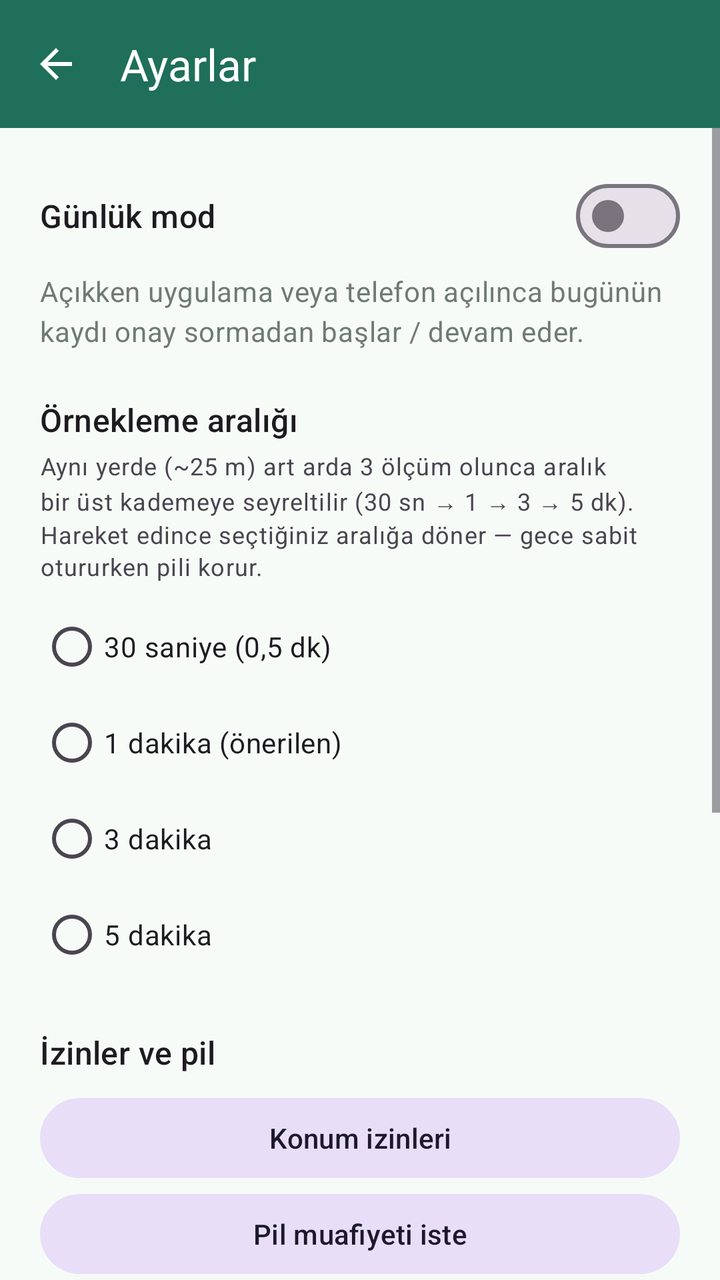
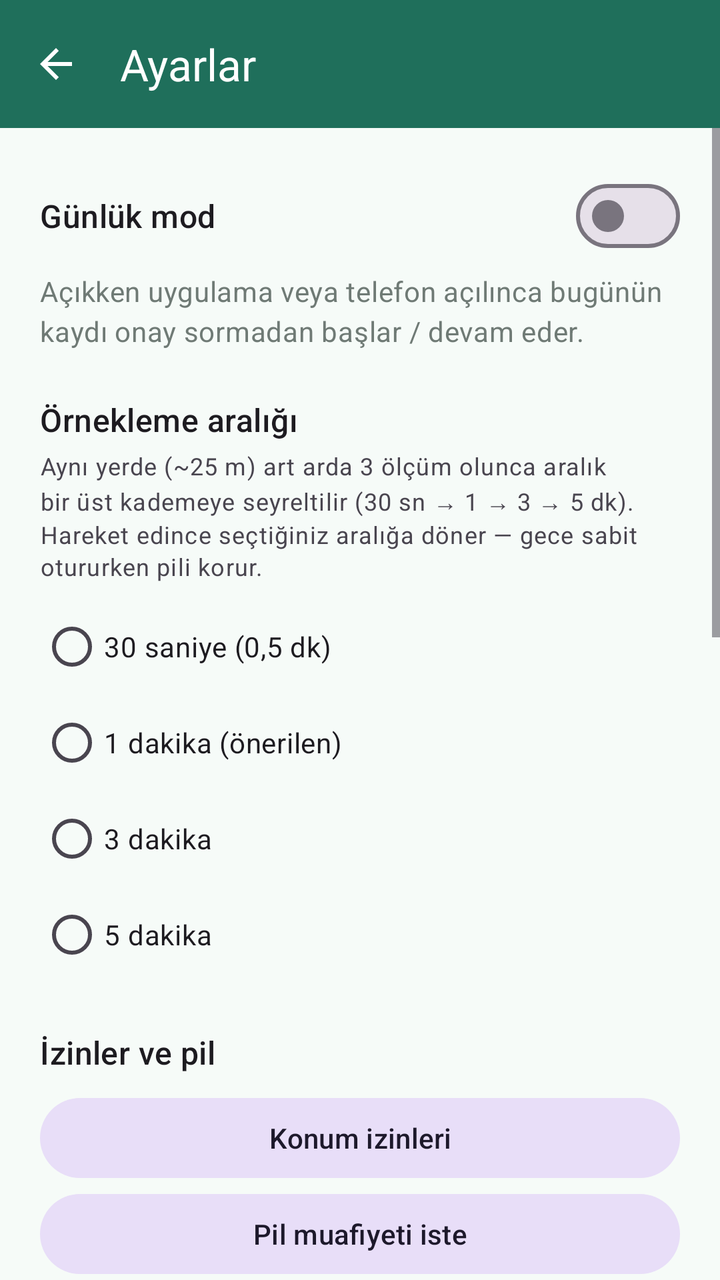

Two renders of the same Android screen: before a commit and after it. Below are the layout's source before the change and the commit's diff.
<!-- AndroidManifest.xml: application theme Theme.DayAtlas -->
<!-- res/layout/activity_settings.xml -->
<?xml version="1.0" encoding="utf-8"?>
<LinearLayout xmlns:android="http://schemas.android.com/apk/res/android"
    xmlns:app="http://schemas.android.com/apk/res-auto"
    android:layout_width="match_parent"
    android:layout_height="match_parent"
    android:orientation="vertical"
    android:background="@color/md_theme_surface">

    <com.google.android.material.appbar.MaterialToolbar
        android:id="@+id/toolbar"
        android:layout_width="match_parent"
        android:layout_height="wrap_content"
        android:background="@color/md_theme_primary"
        android:minHeight="?attr/actionBarSize"
        app:navigationIcon="?attr/homeAsUpIndicator"
        app:navigationIconTint="@color/md_theme_on_primary"
        app:title="@string/settings"
        app:titleTextColor="@color/md_theme_on_primary" />

    <ScrollView
        android:layout_width="match_parent"
        android:layout_height="match_parent"
        android:fillViewport="true">

        <LinearLayout
            android:layout_width="match_parent"
            android:layout_height="wrap_content"
            android:orientation="vertical"
            android:padding="20dp">

            <com.google.android.material.materialswitch.MaterialSwitch
                android:id="@+id/dailyMode"
                android:layout_width="match_parent"
                android:layout_height="wrap_content"
                android:text="@string/settings_daily_mode"
                android:textAppearance="?attr/textAppearanceTitleMedium" />

            <TextView
                android:layout_width="match_parent"
                android:layout_height="wrap_content"
                android:layout_marginTop="4dp"
                android:text="@string/settings_daily_mode_summary"
                android:textAppearance="?attr/textAppearanceBodyMedium"
                android:textColor="@color/md_theme_outline" />

            <TextView
                android:layout_width="match_parent"
                android:layout_height="wrap_content"
                android:layout_marginTop="24dp"
                android:text="@string/settings_interval"
                android:textAppearance="?attr/textAppearanceTitleMedium" />

            <TextView
                android:layout_width="match_parent"
                android:layout_height="wrap_content"
                android:layout_marginTop="4dp"
                android:text="@string/settings_interval_hint"
                android:textAppearance="?attr/textAppearanceBodySmall" />

            <RadioGroup
                android:id="@+id/intervalGroup"
                android:layout_width="match_parent"
                android:layout_height="wrap_content"
                android:layout_marginTop="8dp">

                <RadioButton
                    android:id="@+id/interval30s"
                    android:layout_width="match_parent"
                    android:layout_height="wrap_content"
                    android:text="@string/interval_30s" />

                <RadioButton
                    android:id="@+id/interval1"
                    android:layout_width="match_parent"
                    android:layout_height="wrap_content"
                    android:text="@string/interval_1" />

                <RadioButton
                    android:id="@+id/interval3"
                    android:layout_width="match_parent"
                    android:layout_height="wrap_content"
                    android:text="@string/interval_3" />

                <RadioButton
                    android:id="@+id/interval5"
                    android:layout_width="match_parent"
                    android:layout_height="wrap_content"
                    android:text="@string/interval_5" />
            </RadioGroup>

            <TextView
                android:layout_width="match_parent"
                android:layout_height="wrap_content"
                android:layout_marginTop="24dp"
                android:text="@string/settings_permissions"
                android:textAppearance="?attr/textAppearanceTitleMedium" />

            <com.google.android.material.button.MaterialButton
                android:id="@+id/locationSettings"
                style="@style/Widget.Material3.Button.TonalButton"
                android:layout_width="match_parent"
                android:layout_height="wrap_content"
                android:layout_marginTop="8dp"
                android:text="@string/open_location_settings" />

            <com.google.android.material.button.MaterialButton
                android:id="@+id/batteryExemption"
                style="@style/Widget.Material3.Button.TonalButton"
                android:layout_width="match_parent"
                android:layout_height="wrap_content"
                android:text="@string/request_battery_exemption" />

            <com.google.android.material.button.MaterialButton
                android:id="@+id/batterySettings"
                style="@style/Widget.Material3.Button.OutlinedButton"
                android:layout_width="match_parent"
                android:layout_height="wrap_content"
                android:text="@string/open_battery_settings" />

            <com.google.android.material.button.MaterialButton
                android:id="@+id/alarmSettings"
                style="@style/Widget.Material3.Button.OutlinedButton"
                android:layout_width="match_parent"
                android:layout_height="wrap_content"
                android:text="@string/open_alarm_settings" />

            <com.google.android.material.button.MaterialButton
                android:id="@+id/autostartSettings"
                style="@style/Widget.Material3.Button.OutlinedButton"
                android:layout_width="match_parent"
                android:layout_height="wrap_content"
                android:visibility="gone"
                android:text="@string/open_autostart_settings" />

            <TextView
                android:layout_width="match_parent"
                android:layout_height="wrap_content"
                android:layout_marginTop="20dp"
                android:text="@string/oem_note"
                android:textAppearance="?attr/textAppearanceBodyMedium"
                android:textColor="@color/md_theme_outline" />

            <TextView
                android:id="@+id/filesHint"
                android:layout_width="match_parent"
                android:layout_height="wrap_content"
                android:layout_marginTop="16dp"
                android:text="@string/today_files"
                android:textAppearance="?attr/textAppearanceBodySmall"
                android:textColor="@color/md_theme_outline" />

            <TextView
                android:layout_width="match_parent"
                android:layout_height="wrap_content"
                android:layout_marginTop="24dp"
                android:text="@string/settings_update"
                android:textAppearance="?attr/textAppearanceTitleMedium" />

            <TextView
                android:id="@+id/versionLabel"
                android:layout_width="match_parent"
                android:layout_height="wrap_content"
                android:layout_marginTop="4dp"
                android:textAppearance="?attr/textAppearanceBodyMedium"
                android:textColor="@color/md_theme_outline" />

            <com.google.android.material.button.MaterialButton
                android:id="@+id/checkUpdates"
                style="@style/Widget.Material3.Button.TonalButton"
                android:layout_width="match_parent"
                android:layout_height="wrap_content"
                android:layout_marginTop="8dp"
                android:text="@string/check_for_updates" />
        </LinearLayout>
    </ScrollView>
</LinearLayout>
<!-- resources referenced by this layout -->
<resources>
  <color name="md_theme_on_primary">#FFFFFF</color>
  <color name="md_theme_outline">#6F7A75</color>
  <color name="md_theme_primary">#1F6F5B</color>
  <color name="md_theme_surface">#F6FBF8</color>
  <string name="check_for_updates">Güncellemeleri kontrol et</string>
  <string name="interval_1">1 dakika (önerilen)</string>
  <string name="interval_3">3 dakika</string>
  <string name="interval_30s">30 saniye (0,5 dk)</string>
  <string name="interval_5">5 dakika</string>
  <string name="oem_note">Bazı telefonlarda (Xiaomi, Huawei, Oppo, Samsung) “otomatik başlat” veya uyku koruması kapatılmazsa reboot sonrası kayıt devam etmeyebilir. Cihazınız destekleniyorsa yukarıdaki düğme doğrudan o ekranı açar.</string>
  <string name="open_alarm_settings">Tam alarm izni</string>
  <string name="open_autostart_settings">Otomatik başlatmayı aç</string>
  <string name="open_battery_settings">Pil optimizasyonu</string>
  <string name="open_location_settings">Konum izinleri</string>
  <string name="request_battery_exemption">Pil muafiyeti iste</string>
  <string name="settings">Ayarlar</string>
  <string name="settings_daily_mode">Günlük mod</string>
  <string name="settings_daily_mode_summary">Açıkken uygulama veya telefon açılınca bugünün kaydı onay sormadan başlar / devam eder.</string>
  <string name="settings_interval">Örnekleme aralığı</string>
  <string name="settings_interval_hint">Aynı yerde (~25 m) art arda 3 ölçüm olunca aralık bir üst kademeye seyreltilir (30 sn → 1 → 3 → 5 dk). Hareket edince seçtiğiniz aralığa döner — gece sabit otururken pili korur.</string>
  <string name="settings_permissions">İzinler ve pil</string>
  <string name="settings_update">Güncelleme</string>
  <string name="today_files">Bugünün dosyaları uygulama deposunda: files/days/</string>
  <style name="Theme.DayAtlas" parent="Theme.Material3.DayNight.NoActionBar">
          <item name="colorPrimary">@color/md_theme_primary</item>
          <item name="colorOnPrimary">@color/md_theme_on_primary</item>
          <item name="colorPrimaryContainer">@color/md_theme_primary_container</item>
          <item name="colorOnPrimaryContainer">@color/md_theme_on_primary_container</item>
          <item name="android:statusBarColor">@color/md_theme_primary</item>
          <item name="android:navigationBarColor">@color/md_theme_surface</item>
      </style>
  <color name="md_theme_primary_container">#C8EDE0</color>
  <color name="md_theme_on_primary_container">#002019</color>
</resources>

<!-- the commit's change to res/layout/activity_settings.xml (unified diff, before → after) -->
@@ -153,6 +153,52 @@
                 android:layout_width="match_parent"
                 android:layout_height="wrap_content"
                 android:layout_marginTop="24dp"
+                android:text="@string/settings_drive_backup"
+                android:textAppearance="?attr/textAppearanceTitleMedium" />
+
+            <com.google.android.material.materialswitch.MaterialSwitch
+                android:id="@+id/driveBackup"
+                android:layout_width="match_parent"
+                android:layout_height="wrap_content"
+                android:layout_marginTop="8dp"
+                android:text="@string/settings_drive_backup_toggle"
+                android:textAppearance="?attr/textAppearanceTitleMedium" />
+
+            <TextView
+                android:layout_width="match_parent"
+                android:layout_height="wrap_content"
+                android:layout_marginTop="4dp"
+                android:text="@string/settings_drive_backup_summary"
+                android:textAppearance="?attr/textAppearanceBodyMedium"
+                android:textColor="@color/md_theme_outline" />
+
+            <TextView
+                android:id="@+id/driveFolderLabel"
+                android:layout_width="match_parent"
+                android:layout_height="wrap_content"
+                android:layout_marginTop="8dp"
+                android:textAppearance="?attr/textAppearanceBodySmall"
+                android:textColor="@color/md_theme_outline" />
+
+            <com.google.android.material.button.MaterialButton
+                android:id="@+id/drivePickFolder"
+                style="@style/Widget.Material3.Button.TonalButton"
+                android:layout_width="match_parent"
+                android:layout_height="wrap_content"
+                android:layout_marginTop="8dp"
+                android:text="@string/drive_pick_folder" />
+
+            <com.google.android.material.button.MaterialButton
+                android:id="@+id/driveBackupNow"
+                style="@style/Widget.Material3.Button.OutlinedButton"
+                android:layout_width="match_parent"
+                android:layout_height="wrap_content"
+                android:text="@string/drive_backup_now" />
+
+            <TextView
+                android:layout_width="match_parent"
+                android:layout_height="wrap_content"
+                android:layout_marginTop="24dp"
                 android:text="@string/settings_update"
                 android:textAppearance="?attr/textAppearanceTitleMedium" />
 
<!-- resource entries referenced after the edit -->
@@ -5,6 +5,8 @@
   <color name="md_theme_primary">#1F6F5B</color>
   <color name="md_theme_surface">#F6FBF8</color>
   <string name="check_for_updates">Güncellemeleri kontrol et</string>
+  <string name="drive_backup_now">Şimdi yedekle</string>
+  <string name="drive_pick_folder">Yedek klasörü seç</string>
   <string name="interval_1">1 dakika (önerilen)</string>
   <string name="interval_3">3 dakika</string>
   <string name="interval_30s">30 saniye (0,5 dk)</string>
@@ -18,6 +20,9 @@
   <string name="settings">Ayarlar</string>
   <string name="settings_daily_mode">Günlük mod</string>
   <string name="settings_daily_mode_summary">Açıkken uygulama veya telefon açılınca bugünün kaydı onay sormadan başlar / devam eder.</string>
+  <string name="settings_drive_backup">Google Drive yedek</string>
+  <string name="settings_drive_backup_summary">Açıkken günde bir kez tüm gün dosyaları (JSON + GPX) seçtiğiniz klasöre kopyalanır. Google Drive klasörü seçerseniz Drive uygulaması buluta senkronlar. Önce Drive’da bir klasör oluşturup aşağıdan seçin.</string>
+  <string name="settings_drive_backup_toggle">Günlük otomatik yedek</string>
   <string name="settings_interval">Örnekleme aralığı</string>
   <string name="settings_interval_hint">Aynı yerde (~25 m) art arda 3 ölçüm olunca aralık bir üst kademeye seyreltilir (30 sn → 1 → 3 → 5 dk). Hareket edince seçtiğiniz aralığa döner — gece sabit otururken pili korur.</string>
   <string name="settings_permissions">İzinler ve pil</string>
